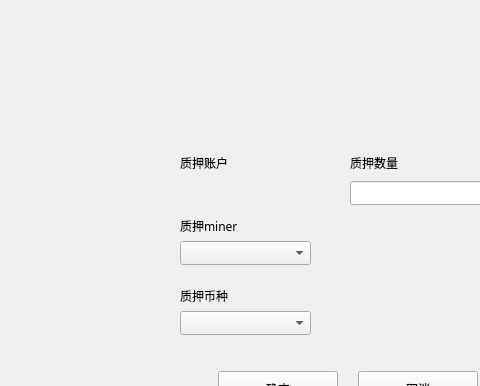
Old version of the form LNKWallet/miner/locktominerdialog.ui in the repository HcashOrg/hx-indicator; both pictures show x 130 to 610 and y 0 to 386 of the 960 by 543 pixel window.
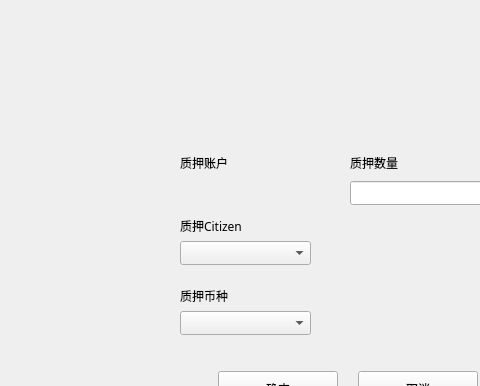
New version of the form.

```diff
--- a/LNKWallet/miner/locktominerdialog.ui
+++ b/LNKWallet/miner/locktominerdialog.ui
@@ -157,7 +157,7 @@
       </rect>
      </property>
      <property name="text">
-      <string>质押miner</string>
+      <string>质押Citizen</string>
      </property>
      <property name="alignment">
       <set>Qt::AlignLeading|Qt::AlignLeft|Qt::AlignVCenter</set>
```
